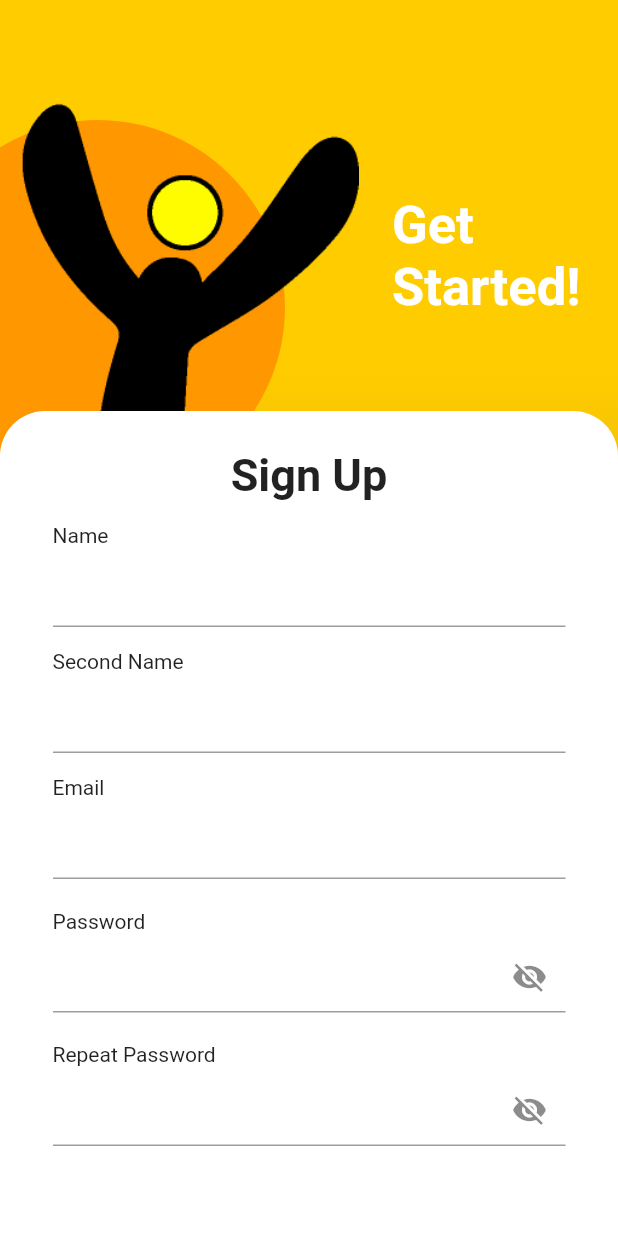
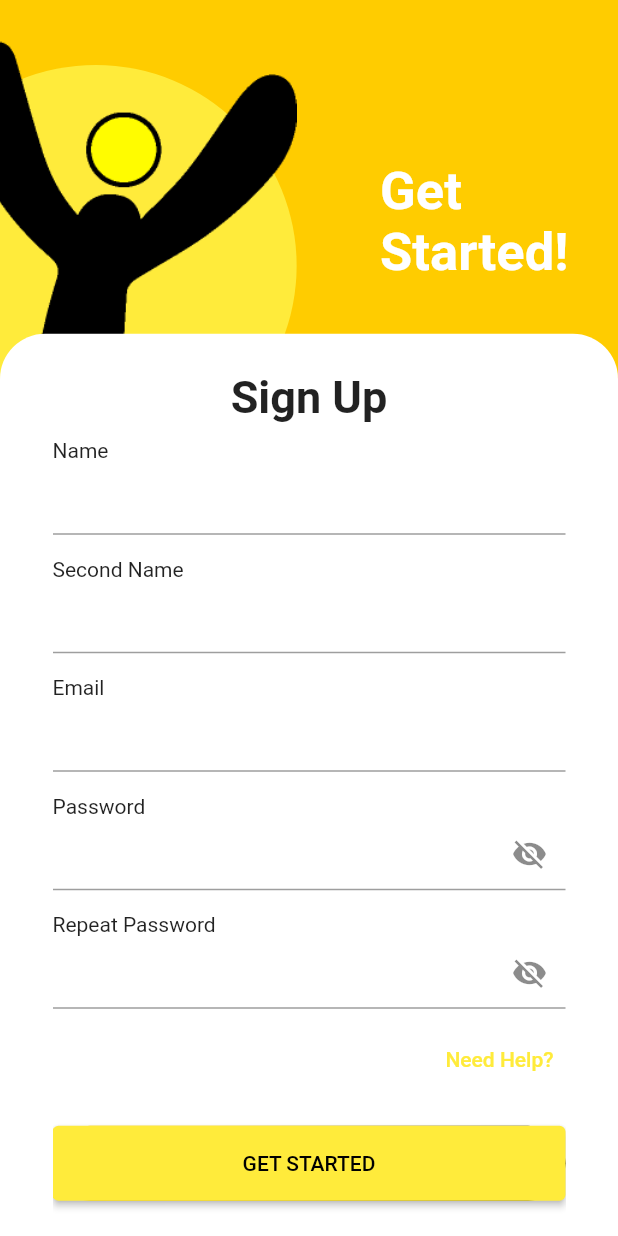
Before and after one commit to jaumearmen/StartUpBelgium, a Flutter app: the screen it shows after launch, after a tap on "Create Account", on a phone screen of 412 x 824 dp. Run offline on Flutter 3.47's test engine with Material 2 defaults, Android fonts, the phone set to English and light mode, and no system bars; our stand-ins replace animated_splash_screen, firebase_auth, firebase_core; accounts and stored records are empty; network calls fail.

```diff
--- a/startup/lib/main.dart
+++ b/startup/lib/main.dart
@@ -5,7 +5,7 @@ import 'package:startup/ui/login/sign_in_view.dart';
 import 'package:startup/ui/login/splash_screen.dart';
 import 'package:startup/globals.dart' as globals;
 import 'package:startup/ui/profile/profile.dart';
-import 'package:startup/ui/widgets/testing.dart';
+import 'package:startup/ui/profile/profile2.dart';
 
 Future<void> main() async {
   WidgetsFlutterBinding.ensureInitialized();
@@ -49,8 +49,7 @@ class _MyHomePageState extends State<MyHomePage> {
         '/login': (context) => SignInView(),
         '/login2': (context) => SignIn2(),
         '/splash': (context) => SplashScreen(),
-        '/testing': (context) => Testing(),
-        '/profile': (context) => Profile(),
+        '/profile': (context) => Profile2(),
       },
     );
   }
--- a/startup/lib/ui/login/sign_in2.dart
+++ b/startup/lib/ui/login/sign_in2.dart
@@ -11,6 +11,7 @@ import 'package:startup/ui/login/sign_up2.dart';
 import 'package:firebase_core/firebase_core.dart';
 import 'package:firebase_auth/firebase_auth.dart';
 import 'package:startup/ui/profile/profile.dart';
+import 'package:startup/ui/profile/profile2.dart';
 
 class SignIn2 extends StatefulWidget {
   SignIn2({Key? key}) : super(key: key);
@@ -44,8 +45,8 @@ class _SignIn2State extends State<SignIn2> {
                   children: [
                     /* WELCOME TEXT */
                     Positioned(
-                        top: 130,
-                        left: 25,
+                        top: MediaQuery.of(context).size.height * 0.13,
+                        left: MediaQuery.of(context).size.width * 0.08,
                         child: Text(
                           'Welcome' + '\n' + 'Back!',
                           style: TextStyle(
@@ -57,22 +58,25 @@ class _SignIn2State extends State<SignIn2> {
 
                     /* CIRCLE SHAPE */
                     Positioned(
-                        top: 80,
-                        right: -60,
+                        top: MediaQuery.of(context).size.height * (-0.11),
+                        right: MediaQuery.of(context).size.width * (-0.17),
                         child: Container(
-                          height: 250,
-                          width: 250,
+                          height: MediaQuery.of(context).size.height * 0.65,
+                          width: MediaQuery.of(context).size.width * 0.65,
                           decoration: BoxDecoration(
                               color: Colors.yellow, shape: BoxShape.circle),
                         )),
 
                     /* LOGO */
                     Positioned(
-                        top: 0,
-                        right: -30,
+                        top: MediaQuery.of(context).size.height * -0.05,
+                        right: MediaQuery.of(context).size.width * (-0.12),
                         child: Container(
-                          constraints:
-                              BoxConstraints(maxHeight: 370, maxWidth: 370),
+                          constraints: BoxConstraints(
+                              maxHeight:
+                                  (MediaQuery.of(context).size.height * 0.65),
+                              maxWidth:
+                                  (MediaQuery.of(context).size.width * 0.65)),
                           child: Image.asset('assets/images/logo_app.png'),
                         )),
                   ],
@@ -82,8 +86,8 @@ class _SignIn2State extends State<SignIn2> {
                 Align(
                   alignment: Alignment.bottomCenter,
                   child: Container(
-                    padding: EdgeInsets.fromLTRB(35, 5, 35, 35),
-                    height: 550,
+                    padding: EdgeInsets.fromLTRB(35, 5, 35, 5),
+                    height: MediaQuery.of(context).size.height * 0.73,
                     width: MediaQuery.of(context).size.width,
                     decoration: BoxDecoration(
                         color: Colors.white,
@@ -103,7 +107,7 @@ class _SignIn2State extends State<SignIn2> {
                         ),
                         Container(
                           alignment: Alignment.centerLeft,
-                          margin: EdgeInsets.fromLTRB(0, 15, 0, 5),
+                          margin: EdgeInsets.only(top: 15),
                           child: Text('Email'),
                         ),
 
@@ -130,7 +134,7 @@ class _SignIn2State extends State<SignIn2> {
                                       })),
                         ),
                         Container(
-                          margin: EdgeInsets.fromLTRB(0, 20, 0, 5),
+                          margin: EdgeInsets.only(top: 15),
                           child: Text('Password'),
                         ),
 
@@ -155,23 +159,18 @@ class _SignIn2State extends State<SignIn2> {
 
                         /* ----NEED HELP BUTTON---- */
                         Container(
-                          margin: EdgeInsets.symmetric(vertical: 20),
+                          margin: EdgeInsets.fromLTRB(0, 5, 0, 15),
                           alignment: Alignment.centerRight,
                           child: TextButton(
-                            onPressed: () {
-                              Navigator.push(
-                                context,
-                                MaterialPageRoute(
-                                    builder: (context) => SignUp2()),
-                              );
-                            },
-                            child: Text('Need Help?'),
+                            onPressed: () {},
+                            child: Text('Need Help?',
+                                style: TextStyle(color: Colors.black)),
                           ),
                         ),
 
                         /* ----PROCEED BUTTON---- */
                         Container(
-                          height: 50,
+                          height: MediaQuery.of(context).size.height * 0.07,
                           decoration: BoxDecoration(
                               borderRadius:
                                   BorderRadius.all(Radius.circular(40)),
@@ -192,7 +191,7 @@ class _SignIn2State extends State<SignIn2> {
                                 Navigator.push(
                                   context,
                                   MaterialPageRoute(
-                                      builder: (context) => Profile()),
+                                      builder: (context) => Profile2()),
                                 );
                               }
                             },
@@ -226,13 +225,7 @@ class _SignIn2State extends State<SignIn2> {
                                   child:
                                       Image.asset('assets/images/google2.png'),
                                 ),
-                                onTap: () {
-                                  Navigator.push(
-                                    context,
-                                    MaterialPageRoute(
-                                        builder: (context) => SignUp2()),
-                                  );
-                                },
+                                onTap: () {},
                               ),
 
                               /* FACEBOOK ICON */
@@ -249,13 +242,7 @@ class _SignIn2State extends State<SignIn2> {
                                   ),
                                   child: Image.asset('assets/images/face1.png'),
                                 ),
-                                onTap: () {
-                                  Navigator.push(
-                                    context,
-                                    MaterialPageRoute(
-                                        builder: (context) => SignUp2()),
-                                  );
-                                },
+                                onTap: () {},
                               ),
                             ],
                           ),
--- a/startup/lib/ui/login/sign_up2.dart
+++ b/startup/lib/ui/login/sign_up2.dart
@@ -157,8 +157,8 @@ class _SignUp2State extends State<SignUp2> {
                   children: [
                     /* TITLE TEXT */
                     Positioned(
-                        top: 130,
-                        right: 25,
+                        top: MediaQuery.of(context).size.height * 0.13,
+                        right: MediaQuery.of(context).size.width * 0.08,
                         child: Align(
                             alignment: Alignment.centerRight,
                             child: Text(
@@ -172,22 +172,25 @@ class _SignUp2State extends State<SignUp2> {
 
                     /* CIRCLE FORM */
                     Positioned(
-                        top: 80,
-                        left: -60,
+                        top: MediaQuery.of(context).size.height * (-0.11),
+                        left: MediaQuery.of(context).size.width * (-0.17),
                         child: Container(
-                          height: 250,
-                          width: 250,
+                          height: MediaQuery.of(context).size.height * 0.65,
+                          width: MediaQuery.of(context).size.width * 0.65,
                           decoration: BoxDecoration(
-                              color: Colors.orange, shape: BoxShape.circle),
+                              color: Colors.yellow, shape: BoxShape.circle),
                         )),
 
                     /* LOGO */
                     Positioned(
-                        top: 0,
-                        left: -30,
+                        top: MediaQuery.of(context).size.height * -0.05,
+                        left: MediaQuery.of(context).size.width * (-0.17),
                         child: Container(
-                          constraints:
-                              BoxConstraints(maxHeight: 370, maxWidth: 370),
+                          constraints: BoxConstraints(
+                              maxHeight:
+                                  (MediaQuery.of(context).size.height * 0.65),
+                              maxWidth:
+                                  (MediaQuery.of(context).size.width * 0.65)),
                           child: Image.asset('assets/images/logo_app.png'),
                         )),
                   ],
@@ -197,9 +200,9 @@ class _SignUp2State extends State<SignUp2> {
                 Align(
                   alignment: Alignment.bottomCenter,
                   child: Container(
-                    padding: EdgeInsets.fromLTRB(35, 5, 35, 35),
-                    height: 550,
-                    width: 500,
+                    padding: EdgeInsets.fromLTRB(35, 5, 35, 5),
+                    height: MediaQuery.of(context).size.height * 0.73,
+                    width: MediaQuery.of(context).size.width,
                     decoration: BoxDecoration(
                         color: Colors.white,
                         borderRadius:
@@ -220,7 +223,7 @@ class _SignUp2State extends State<SignUp2> {
 
                         /* ----NAME TEXT & TEXTFIELD---- */
                         Container(
-                          margin: EdgeInsets.fromLTRB(0, 15, 0, 5),
+                          margin: EdgeInsets.only(top: 10),
                           child: Text('Name'),
                         ),
                         TextFormField(
@@ -248,7 +251,7 @@ class _SignUp2State extends State<SignUp2> {
 
                         /* ----SURNAME TEXT & TEXTFIELD---- */
                         Container(
-                          margin: EdgeInsets.fromLTRB(0, 15, 0, 5),
+                          margin: EdgeInsets.only(top: 15),
                           child: Text('Second Name'),
                         ),
                         TextFormField(
@@ -277,7 +280,7 @@ class _SignUp2State extends State<SignUp2> {
 
                         /* ----EMAIL TEXT & TEXTFIELD---- */
                         Container(
-                          margin: EdgeInsets.fromLTRB(0, 15, 0, 5),
+                          margin: EdgeInsets.only(top: 15),
                           child: Text('Email'),
                         ),
                         TextFormField(
@@ -305,7 +308,7 @@ class _SignUp2State extends State<SignUp2> {
 
                         /* ----PASSWORD TEXT & TEXTFIELD---- */
                         Container(
-                          margin: EdgeInsets.fromLTRB(0, 20, 0, 5),
+                          margin: EdgeInsets.only(top: 15),
                           child: Text('Password'),
                         ),
                         TextFormField(
@@ -329,7 +332,7 @@ class _SignUp2State extends State<SignUp2> {
 
                         /* ----REPEAT PASSWORD TEXT & TEXTFIELD---- */
                         Container(
-                          margin: EdgeInsets.fromLTRB(0, 20, 0, 5),
+                          margin: EdgeInsets.only(top: 15),
                           child: Text('Repeat Password'),
                         ),
                         TextFormField(
@@ -356,7 +359,7 @@ class _SignUp2State extends State<SignUp2> {
 
                         /* ----NEED HELP BUTTON---- */
                         Container(
-                          margin: EdgeInsets.symmetric(vertical: 20),
+                          margin: EdgeInsets.fromLTRB(0, 10, 0, 20),
                           alignment: Alignment.centerRight,
                           child: TextButton(
                             onPressed: () {
--- a/startup/pubspec.yaml
+++ b/startup/pubspec.yaml
@@ -67,6 +67,10 @@ flutter:
    - assets/images/logo_letra.png
    - assets/images/google2.png
    - assets/images/face1.png
+   - assets/images/profile_icon.png
+   - assets/images/profile_image.jpg
+   - assets/images/disco1.jpg
+   - assets/images/disco2.jpg
   #   - images/a_dot_ham.jpeg
 
   # An image asset can refer to one or more resolution-specific "variants", see
```
Also changed, not shown: startup/lib/services/auth.dart (+0 -17 lines), startup/lib/ui/home/home_view.dart (added, +75 -0 lines), startup/lib/ui/profile/profile2.dart (added, +129 -0 lines), startup/lib/ui/widgets/custom_edit_text.dart (deleted, +0 -27 lines), startup/lib/ui/widgets/event_item.dart (added, +95 -0 lines), startup/lib/ui/widgets/login_buble.dart (deleted, +0 -43 lines), startup/lib/ui/widgets/menu_item.dart (added, +11 -0 lines), startup/lib/ui/widgets/menu_items.dart (added, +27 -0 lines), startup/lib/ui/widgets/testing.dart (deleted, +0 -33 lines), startup/assets/images/disco1.jpg (added), startup/assets/images/disco2.jpg (added), startup/assets/images/profile_icon.png (added), startup/assets/images/profile_image.jpg (added).
